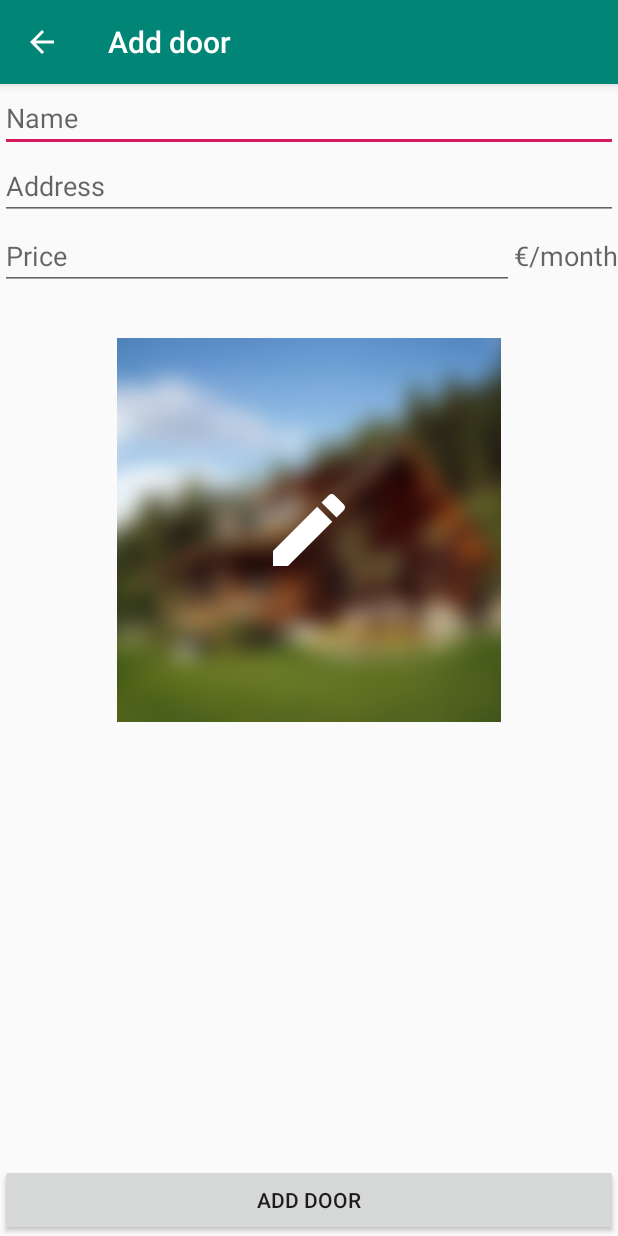
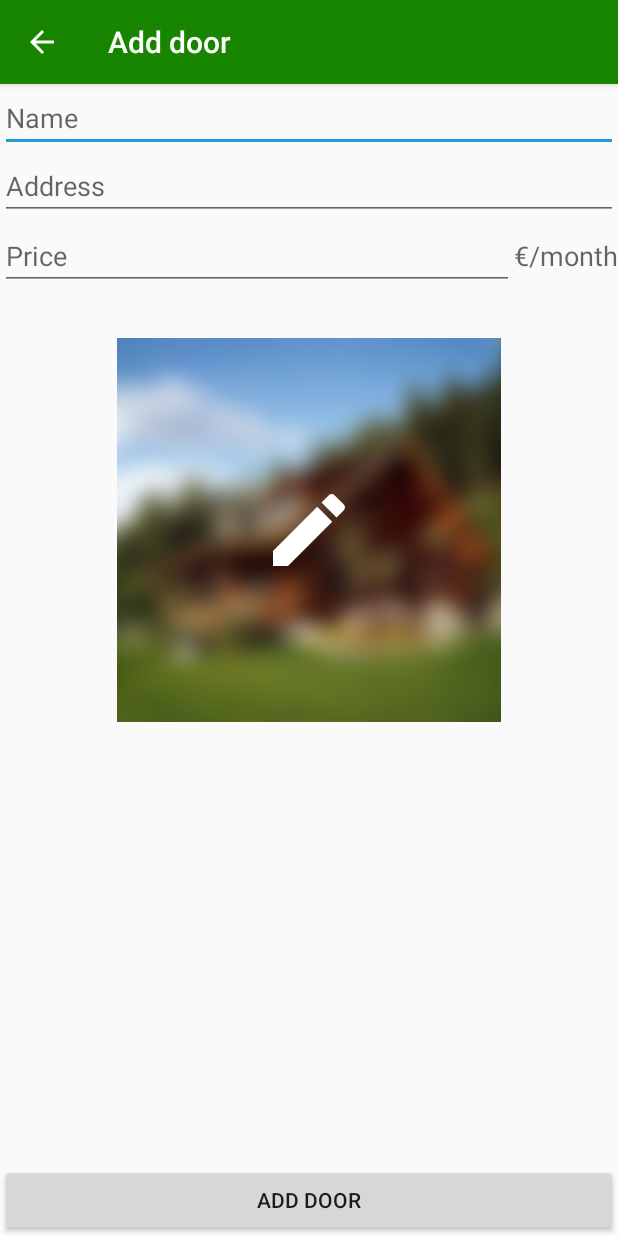
Before and after one commit to vvaquerizo/keyless, an Android app: the NewDoorActivity screen opened directly, with no data from a screen before it, on a phone screen of 412 x 824 dp. Run offline under Robolectric (Android 15) with nearby library versions, the phone set to English and light mode, and no system bars.

Commit message:
Cambios menores

```diff
--- a/app/src/main/java/es/upm/vvaquerizo/keyless/DoorDetailsActivity.java
+++ b/app/src/main/java/es/upm/vvaquerizo/keyless/DoorDetailsActivity.java
@@ -54,8 +54,6 @@ public class DoorDetailsActivity extends AppCompatActivity {
         getCode.setOnClickListener(new View.OnClickListener() {
             @Override
             public void onClick(View view) {
-                //*** TEST ***//
-                NotificationsManager.getInstance(DoorDetailsActivity.this).sendNotificationUpdatedCode(doorData);
                 CodeManager codeManager = new CodeManager(DoorDetailsActivity.this);
                 codeManager.execute();
             }
--- a/app/src/main/java/es/upm/vvaquerizo/keyless/JobSchedulerService.java
+++ b/app/src/main/java/es/upm/vvaquerizo/keyless/JobSchedulerService.java
@@ -11,8 +11,6 @@ public class JobSchedulerService extends JobService {
 
     @Override
     public boolean onStartJob(JobParameters jobParameters) {
-        Toast.makeText(JobSchedulerService.this, "Se ejecuta el trabajo",
-                Toast.LENGTH_SHORT).show();
         List<DoorData> doorList = DataBase.getDoorsList(JobSchedulerService.this);
         int randomId = new Random().nextInt(doorList.size());
         NotificationsManager.getInstance(JobSchedulerService.this).sendNotificationUpdatedCode(doorList.get(randomId));
--- a/app/src/main/java/es/upm/vvaquerizo/keyless/MainActivity.java
+++ b/app/src/main/java/es/upm/vvaquerizo/keyless/MainActivity.java
@@ -68,7 +68,7 @@ public class MainActivity extends AppCompatActivity {
         JobScheduler jobScheduler = (JobScheduler) getSystemService(
                 Context.JOB_SCHEDULER_SERVICE);
         jobScheduler.schedule(jobInfo);
-        Toast.makeText(MainActivity.this, "The codes are renewed each " + jobInfo.getIntervalMillis()/60/1000 + " min",
+        Toast.makeText(MainActivity.this, String.format(getResources().getString(R.string.code_renewal_period),jobInfo.getIntervalMillis()/60/1000),
                 Toast.LENGTH_SHORT).show();
     }
 }
--- a/app/src/main/java/es/upm/vvaquerizo/keyless/MyRecyclerAdapter.java
+++ b/app/src/main/java/es/upm/vvaquerizo/keyless/MyRecyclerAdapter.java
@@ -21,11 +21,6 @@ public class MyRecyclerAdapter extends RecyclerView.Adapter<MyRecyclerAdapter.My
     private LayoutInflater inflater;
 
     private Context context;
-
-    /*@Override
-    public void onClick(View view) {
-        Toast.makeText(context, String.valueOf(view.), Toast.LENGTH_LONG).show();
-    }*/
 
     public static class MyViewHolder extends RecyclerView.ViewHolder {
         public TextView textView_door_name;
--- a/app/src/main/res/values/colors.xml
+++ b/app/src/main/res/values/colors.xml
@@ -1,8 +1,8 @@
 <?xml version="1.0" encoding="utf-8"?>
 <resources>
-    <color name="colorPrimary">#008577</color>
-    <color name="colorPrimaryDark">#00574B</color>
-    <color name="colorAccent">#D81B60</color>
+    <color name="colorPrimary">#188500</color>
+    <color name="colorPrimaryDark">#135700</color>
+    <color name="colorAccent">#1B9CD8</color>
 
     <!-- Login colors -->
     <color name="colorPrimaryLogin">#FFFFFF</color>
--- a/app/src/main/res/values/strings.xml
+++ b/app/src/main/res/values/strings.xml
@@ -10,6 +10,8 @@
     <string name="logo_description">App logo</string>
 
     <string name="bad_credentials_message">Incorrect username or password</string>
+
+    <string name="code_renewal_period">The codes are renewed each %d min</string>
 
     <!-- New Door Activity -->
     <string name="door_name">Name</string>
@@ -34,4 +36,7 @@
 
     <!-- Notificatons -->
     <string name="channel_name">Door code update</string>
+    <string name="code_updated">Code updated</string>
+    <string name="code_updated_info">The code for the door %s has been updated</string>
+
 </resources>
```
Also changed, not shown: app/src/main/java/es/upm/vvaquerizo/keyless/NotificationsManager.java (+6 -4 lines).
